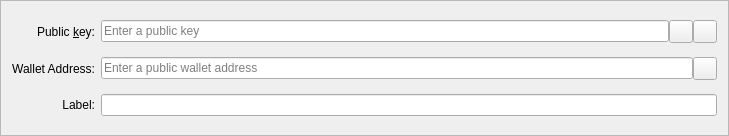
Crowndev/crown, file src/qt/forms/multisigaddressentry.ui: the form before one commit.
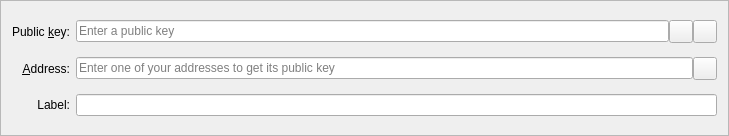
The form after the commit. Icons and pictures are not drawn. Custom widgets are drawn as their Qt base class.

```diff
--- a/src/qt/forms/multisigaddressentry.ui
+++ b/src/qt/forms/multisigaddressentry.ui
@@ -84,7 +84,7 @@
    <item row="1" column="0">
     <widget class="QLabel" name="walletaddressLabel">
      <property name="text">
-      <string>Wallet Address:</string>
+      <string>&amp;Address:</string>
      </property>
      <property name="alignment">
       <set>Qt::AlignRight|Qt::AlignTrailing|Qt::AlignVCenter</set>
@@ -108,7 +108,7 @@
         <string>The public wallet address</string>
        </property>
        <property name="placeholderText">
-        <string>Enter a public wallet address</string>
+        <string>Enter one of your addresses to get its public key</string>
        </property>
       </widget>
      </item>
```
Left out of the diff: 14 changed lines with no effect on the pictures. Lines whose indentation alone changed are shown as unchanged.
